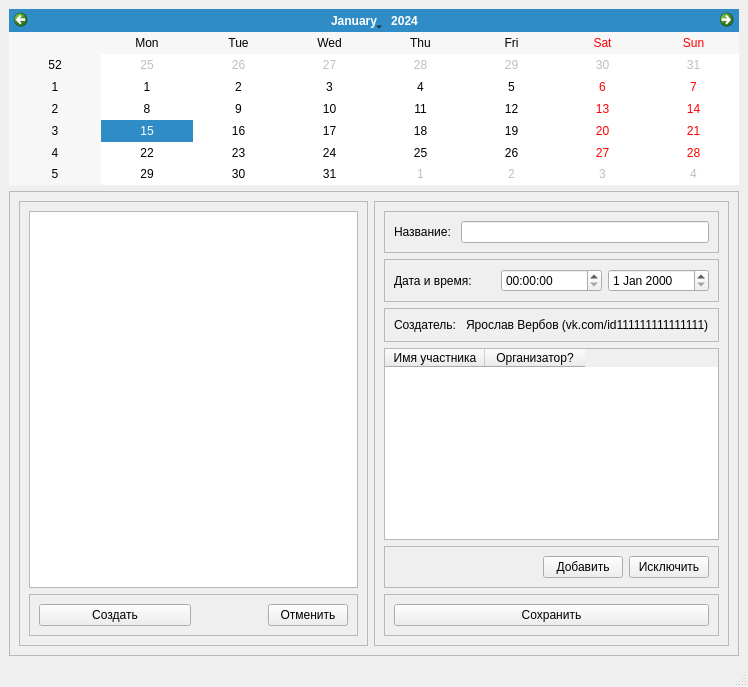
Before: the Qt Designer form verbov-client/mainwindow.ui in valeriy-zainullin/yaroslav-project, drawn with Qt 5.
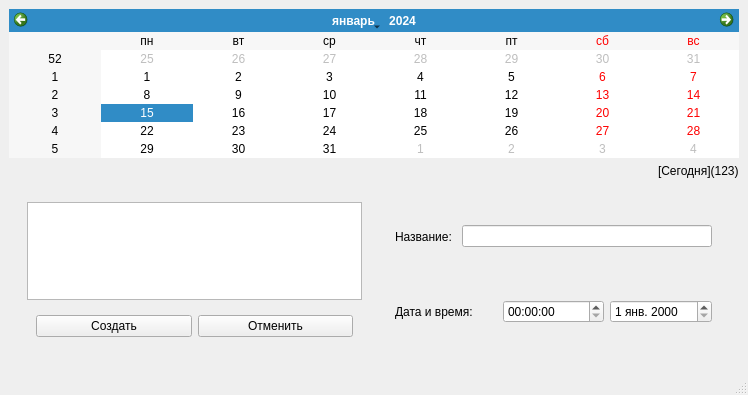
After: the same form once the commit is applied.

Commit message: Some progress towards event creation in client.

The edit to the form file:
```diff
--- a/verbov-client/mainwindow.ui
+++ b/verbov-client/mainwindow.ui
@@ -7,7 +7,7 @@
     <x>0</x>
     <y>0</y>
     <width>748</width>
-    <height>687</height>
+    <height>395</height>
    </rect>
   </property>
   <property name="windowTitle">
@@ -20,6 +20,19 @@
       <property name="enabled">
        <bool>true</bool>
       </property>
+      <property name="locale">
+       <locale language="Russian" country="Russia"/>
+      </property>
+     </widget>
+    </item>
+    <item alignment="Qt::AlignRight">
+     <widget class="QLabel" name="todayEventsLabel">
+      <property name="text">
+       <string notr="true">[Сегодня](123)</string>
+      </property>
+      <property name="textFormat">
+       <enum>Qt::MarkdownText</enum>
+      </property>
      </widget>
     </item>
     <item>
@@ -28,19 +41,13 @@
        <bool>true</bool>
       </property>
       <property name="frameShape">
-       <enum>QFrame::Shape::StyledPanel</enum>
-      </property>
-      <property name="frameShadow">
-       <enum>QFrame::Shadow::Raised</enum>
+       <enum>QFrame::NoFrame</enum>
       </property>
       <layout class="QHBoxLayout" name="horizontalLayout_5">
        <item>
         <widget class="QFrame" name="frame_9">
          <property name="frameShape">
-          <enum>QFrame::Shape::StyledPanel</enum>
-         </property>
-         <property name="frameShadow">
-          <enum>QFrame::Shadow::Raised</enum>
+          <enum>QFrame::NoFrame</enum>
          </property>
          <layout class="QVBoxLayout" name="verticalLayout_3">
           <item>
@@ -49,10 +56,7 @@
           <item>
            <widget class="QFrame" name="frame_10">
             <property name="frameShape">
-             <enum>QFrame::Shape::StyledPanel</enum>
-            </property>
-            <property name="frameShadow">
-             <enum>QFrame::Shadow::Raised</enum>
+             <enum>QFrame::NoFrame</enum>
             </property>
             <layout class="QHBoxLayout" name="horizontalLayout_8">
              <item>
@@ -62,8 +66,8 @@
                </property>
               </widget>
              </item>
-             <item alignment="Qt::AlignmentFlag::AlignRight">
-              <widget class="QPushButton" name="pushButton_5">
+             <item>
+              <widget class="QPushButton" name="deleteEventBtn">
                <property name="text">
                 <string>Отменить</string>
                </property>
@@ -78,22 +82,16 @@
        <item>
         <widget class="QFrame" name="frame_3">
          <property name="frameShape">
-          <enum>QFrame::Shape::StyledPanel</enum>
-         </property>
-         <property name="frameShadow">
-          <enum>QFrame::Shadow::Raised</enum>
+          <enum>QFrame::NoFrame</enum>
          </property>
          <layout class="QVBoxLayout" name="verticalLayout">
           <item>
            <widget class="QFrame" name="frame_4">
             <property name="frameShape">
-             <enum>QFrame::Shape::StyledPanel</enum>
-            </property>
-            <property name="frameShadow">
-             <enum>QFrame::Shadow::Raised</enum>
+             <enum>QFrame::NoFrame</enum>
             </property>
             <layout class="QHBoxLayout" name="horizontalLayout_3">
-             <item alignment="Qt::AlignmentFlag::AlignLeft">
+             <item>
               <widget class="QLabel" name="label">
                <property name="enabled">
                 <bool>true</bool>
@@ -112,13 +110,10 @@
           <item>
            <widget class="QFrame" name="frame_5">
             <property name="frameShape">
-             <enum>QFrame::Shape::StyledPanel</enum>
-            </property>
-            <property name="frameShadow">
-             <enum>QFrame::Shadow::Raised</enum>
+             <enum>QFrame::NoFrame</enum>
             </property>
             <layout class="QHBoxLayout" name="horizontalLayout_2">
-             <item alignment="Qt::AlignmentFlag::AlignLeft">
+             <item>
               <widget class="QLabel" name="label_2">
                <property name="enabled">
                 <bool>true</bool>
@@ -132,109 +127,9 @@
               <widget class="QTimeEdit" name="timeEdit"/>
              </item>
              <item>
-              <widget class="QDateEdit" name="dateEdit"/>
-             </item>
-            </layout>
-           </widget>
-          </item>
-          <item>
-           <widget class="QFrame" name="frame_6">
-            <property name="frameShape">
-             <enum>QFrame::Shape::StyledPanel</enum>
-            </property>
-            <property name="frameShadow">
-             <enum>QFrame::Shadow::Raised</enum>
-            </property>
-            <layout class="QHBoxLayout" name="horizontalLayout_4">
-             <item alignment="Qt::AlignmentFlag::AlignLeft">
-              <widget class="QLabel" name="label_3">
-               <property name="text">
-                <string>Создатель: </string>
-               </property>
-              </widget>
-             </item>
-             <item>
-              <widget class="QLabel" name="label_4">
-               <property name="sizePolicy">
-                <sizepolicy hsizetype="Preferred" vsizetype="Preferred">
-                 <horstretch>1</horstretch>
-                 <verstretch>0</verstretch>
-                </sizepolicy>
-               </property>
-               <property name="text">
-                <string>Ярослав Вербов (vk.com/id111111111111111)</string>
-               </property>
-              </widget>
-             </item>
-            </layout>
-           </widget>
-          </item>
-          <item>
-           <widget class="QTableWidget" name="tableWidget">
-            <column>
-             <property name="text">
-              <string>Имя участника</string>
-             </property>
-            </column>
-            <column>
-             <property name="text">
-              <string>Организатор?</string>
-             </property>
-            </column>
-           </widget>
-          </item>
-          <item>
-           <widget class="QFrame" name="frame_7">
-            <property name="frameShape">
-             <enum>QFrame::Shape::StyledPanel</enum>
-            </property>
-            <property name="frameShadow">
-             <enum>QFrame::Shadow::Raised</enum>
-            </property>
-            <layout class="QHBoxLayout" name="horizontalLayout_6">
-             <item>
-              <spacer name="horizontalSpacer">
-               <property name="orientation">
-                <enum>Qt::Orientation::Horizontal</enum>
-               </property>
-               <property name="sizeHint" stdset="0">
-                <size>
-                 <width>40</width>
-                 <height>20</height>
-                </size>
-               </property>
-              </spacer>
-             </item>
-             <item>
-              <widget class="QPushButton" name="pushButton_3">
-               <property name="text">
-                <string>Добавить</string>
-               </property>
-              </widget>
-             </item>
-             <item>
-              <widget class="QPushButton" name="pushButton_4">
-               <property name="text">
-                <string>Исключить</string>
-               </property>
-              </widget>
-             </item>
-            </layout>
-           </widget>
-          </item>
-          <item>
-           <widget class="QFrame" name="frame_8">
-            <property name="frameShape">
-             <enum>QFrame::Shape::StyledPanel</enum>
-            </property>
-            <property name="frameShadow">
-             <enum>QFrame::Shadow::Raised</enum>
-            </property>
-            <layout class="QHBoxLayout" name="horizontalLayout_7">
-             <item>
-              <widget class="QPushButton" name="pushButton_6">
-               <property name="text">
-                <string>Сохранить</string>
+              <widget class="QDateEdit" name="dateEdit">
+               <property name="locale">
+                <locale language="Russian" country="Russia"/>
                </property>
               </widget>
              </item>
```
Left out of the diff: 17 changed lines with no effect on the pictures. The commit also changes 15 other files.
